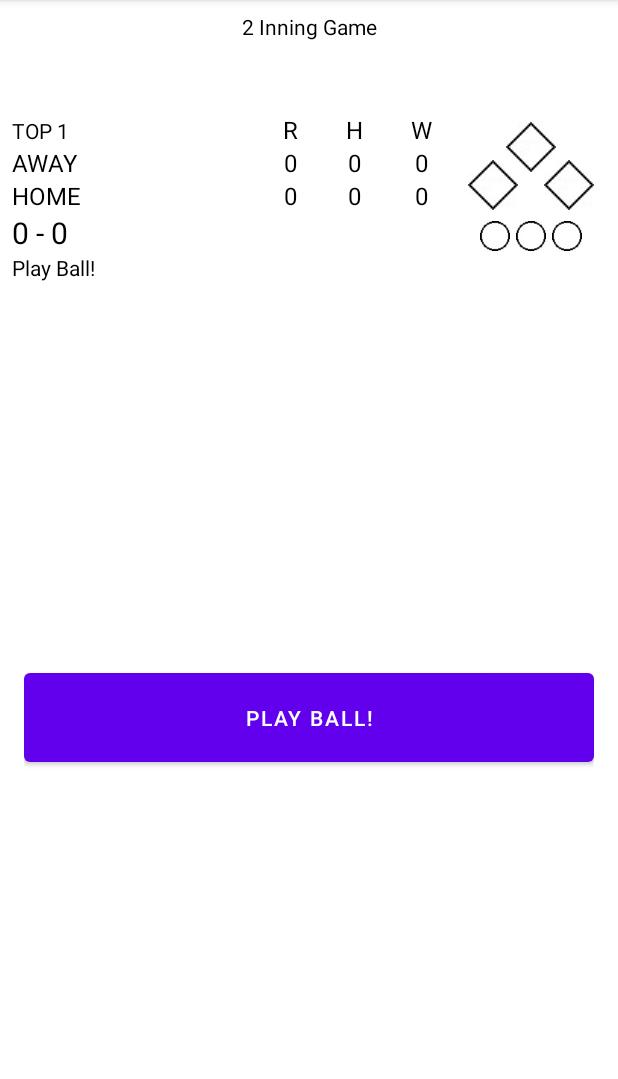
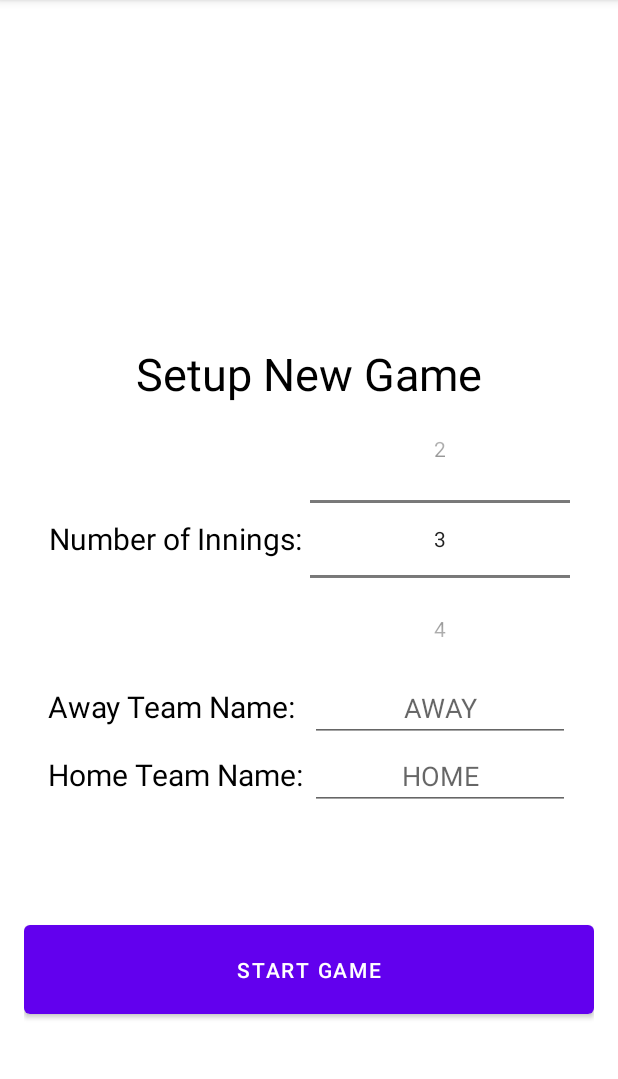
Before and after one commit to corbcoff92/WiffleballScorekeeperApp, an Android app: the screen it shows after launch (GameActivity before the commit, SetupNewGame after it), after a tap on "NEW GAME", on a phone screen of 412 x 824 dp, the part 84-1163 px from its top. Run offline under Robolectric (Android 15) with nearby library versions, the phone set to English and light mode, and no system bars.

Commit message:
Created & implemented an activity to set up new games.

```diff
--- a/app/src/main/java/com/example/wiffleballscorekeeperapp/GameActivity.java
+++ b/app/src/main/java/com/example/wiffleballscorekeeperapp/GameActivity.java
@@ -3,6 +3,7 @@ package com.example.wiffleballscorekeeperapp;
 import androidx.appcompat.app.AppCompatActivity;
 
 import android.annotation.SuppressLint;
+import android.content.Intent;
 import android.os.Bundle;
 import android.view.View;
 import android.widget.Button;
@@ -17,6 +18,9 @@ public class GameActivity extends AppCompatActivity {
 
     private GameAndroid game;
 
+    private TextView heading_display;
+    private TextView away_name_display;
+    private TextView home_name_display;
     private TextView inning_display;
     private TextView home_runs_display;
     private TextView home_hits_display;
@@ -47,7 +51,19 @@ public class GameActivity extends AppCompatActivity {
         super.onCreate(savedInstanceState);
         setContentView(R.layout.activity_game);
 
-        game = new GameAndroid(2, "HOME", "AWAY");
+        Intent intent = getIntent();
+        int numberOfInnings = intent.getIntExtra(SetupNewGame.EXTRA_NUMBER_OF_INNINGS, 0);
+        String away_name = intent.getStringExtra(SetupNewGame.EXTRA_AWAY_NAME);
+        String home_name = intent.getStringExtra(SetupNewGame.EXTRA_HOME_NAME);
+
+        game = new GameAndroid(numberOfInnings, home_name, away_name);
+
+        heading_display = findViewById(R.id.heading_display);
+        away_name_display = findViewById(R.id.away_name_display);
+        home_name_display = findViewById(R.id.home_name_display);
+        heading_display.setText(String.format("%d inning-game", game.getNumInnings()));
+        away_name_display.setText(game.getAwayName());
+        home_name_display.setText(game.getHomeName());
 
         inning_display = findViewById(R.id.inning_display);
         home_runs_display = findViewById(R.id.home_runs_display);
@@ -80,6 +96,7 @@ public class GameActivity extends AppCompatActivity {
         findViewById(R.id.continue_button).setOnClickListener((View view) -> {
             game.continueGame();
             showMenu(pitch_menu);
+            displayGame();
         });
 
         findViewById(R.id.ball_button).setOnClickListener((View view) -> pitchCalled(GameAndroid.PITCH_CALL_TYPES.BALL));
@@ -106,6 +123,8 @@ public class GameActivity extends AppCompatActivity {
         findViewById(R.id.gameover_undo_button).setOnClickListener((View view) -> {
             undoGameAction();
         });
+
+
 
         displayGame();
     }
--- a/app/src/main/java/com/example/wiffleballscorekeeperapp/MainActivity.java
+++ b/app/src/main/java/com/example/wiffleballscorekeeperapp/MainActivity.java
@@ -23,7 +23,7 @@ public class MainActivity extends AppCompatActivity {
 
     private void newGame(View view)
     {
-        Intent intent = new Intent(this, GameActivity.class);
+        Intent intent = new Intent(this, SetupNewGame.class);
         startActivity(intent);
     }
 }
--- /dev/null
+++ b/app/src/main/java/com/example/wiffleballscorekeeperapp/SetupNewGame.java
@@ -0,0 +1,68 @@
+package com.example.wiffleballscorekeeperapp;
+
+import androidx.appcompat.app.AppCompatActivity;
+
+import android.content.Intent;
+import android.os.Bundle;
+import android.text.TextUtils;
+import android.view.View;
+import android.widget.EditText;
+import android.widget.NumberPicker;
+
+public class SetupNewGame extends AppCompatActivity {
+    final private static int DEFAULT_NUMBER_OF_INNINGS = 3;
+    final private static int MAX_NUMBER_OF_INNINGS = 9;
+
+    public static final String EXTRA_NUMBER_OF_INNINGS = "com.example.wiffleballscorekeeperapp.setupnewgame.extra.NUMBER_OF_INNINGS";
+    public static final String EXTRA_AWAY_NAME = "com.example.wiffleballscorekeeperapp.setupnewgame.extra.AWAY_NAME";
+    public static final String EXTRA_HOME_NAME = "com.example.wiffleballscorekeeperapp.setupnewgame.extra.HOME_NAME";
+
+    private NumberPicker numberOfInningsPicker;
+
+
+    @Override
+    protected void onCreate(Bundle savedInstanceState) {
+
+        super.onCreate(savedInstanceState);
+        setContentView(R.layout.activity_setup_new_game);
+
+        numberOfInningsPicker = findViewById(R.id.number_of_innings_picker);
+
+        numberOfInningsPicker.setMinValue(1);
+        numberOfInningsPicker.setMaxValue(MAX_NUMBER_OF_INNINGS);
+        numberOfInningsPicker.setWrapSelectorWheel(false);
+        numberOfInningsPicker.setValue(DEFAULT_NUMBER_OF_INNINGS);
+
+        findViewById(R.id.start_game_button).setOnClickListener((View view) -> launchNewGameActivity());
+
+    }
+
+    private void launchNewGameActivity()
+    {
+        Intent intent = new Intent(this, GameActivity.class);
+        int numberOfInnings = numberOfInningsPicker.getValue();
+
+        EditText away_name_editText = findViewById(R.id.away_name_textEdit);
+        EditText home_name_editText = findViewById(R.id.home_name_textEdit);
+
+        String away_name = getTextWithHintAsDefault(away_name_editText);
+        String home_name = getTextWithHintAsDefault(home_name_editText);
+
+        intent.putExtra(EXTRA_NUMBER_OF_INNINGS, numberOfInnings);
+        intent.putExtra(EXTRA_AWAY_NAME, away_name);
+        intent.putExtra(EXTRA_HOME_NAME, home_name);
+
+        startActivity(intent);
+        finish();
+    }
+
+    private String getTextWithHintAsDefault(EditText editText)
+    {
+        String text = editText.getText().toString();
+        if (TextUtils.isEmpty(text.trim()))
+        {
+            text = editText.getHint().toString();
+        }
+        return text;
+    }
+}
--- a/app/src/main/res/layout/activity_game.xml
+++ b/app/src/main/res/layout/activity_game.xml
@@ -4,7 +4,6 @@
     xmlns:tools="http://schemas.android.com/tools"
     android:layout_width="match_parent"
     android:layout_height="match_parent"
-    android:animateLayoutChanges="true"
     tools:context=".GameActivity">
 
     <TextView
@@ -33,7 +32,6 @@
         android:layout_marginTop="48dp"
         android:layout_marginEnd="8dp"
         android:layout_marginRight="8dp"
-        android:animateLayoutChanges="true"
         app:layout_constraintEnd_toEndOf="parent"
         app:layout_constraintHorizontal_bias="0.0"
         app:layout_constraintStart_toStartOf="parent"
@@ -42,13 +40,11 @@
         <TableLayout
             android:layout_width="wrap_content"
             android:layout_height="wrap_content"
-            android:layout_weight="1"
-            android:animateLayoutChanges="true">
+            android:layout_weight="1">
 
             <TableRow
                 android:layout_width="match_parent"
-                android:layout_height="match_parent"
-                android:animateLayoutChanges="true">
+                android:layout_height="match_parent">
 
                 <TextView
                     android:id="@+id/inning_display"
@@ -85,11 +81,10 @@
 
             <TableRow
                 android:layout_width="wrap_content"
-                android:layout_height="wrap_content"
-                android:animateLayoutChanges="true">
+                android:layout_height="wrap_content">
 
                 <TextView
-                    android:id="@+id/away_name"
+                    android:id="@+id/away_name_display"
                     android:layout_width="wrap_content"
                     android:layout_weight="5"
                     android:text="AWAY"
@@ -126,8 +121,7 @@
 
             <TableRow
                 android:layout_width="match_parent"
-                android:layout_height="wrap_content"
-                android:animateLayoutChanges="true">
+                android:layout_height="wrap_content">
 
                 <TextView
                     android:id="@+id/home_name_display"
@@ -167,8 +161,7 @@
 
             <TableRow
                 android:layout_width="match_parent"
-                android:layout_height="wrap_content"
-                android:animateLayoutChanges="true">
+                android:layout_height="wrap_content">
 
                 <TextView
                     android:id="@+id/count_display"
@@ -182,8 +175,7 @@
 
             <TableRow
                 android:layout_width="match_parent"
-                android:layout_height="match_parent"
-                android:animateLayoutChanges="true">
+                android:layout_height="match_parent">
 
                 <TextView
                     android:id="@+id/message_display"
@@ -200,8 +192,7 @@
 
         <androidx.constraintlayout.widget.ConstraintLayout
             android:layout_width="100dp"
-            android:layout_height="100dp"
-            android:animateLayoutChanges="true">
+            android:layout_height="100dp">
 
             <ImageView
                 android:id="@+id/runner_second_display"
@@ -274,19 +265,17 @@
         android:layout_width="match_parent"
         android:layout_height="wrap_content"
         android:layout_margin="16dp"
-        android:animateLayoutChanges="true"
         android:orientation="vertical"
         android:visibility="gone"
         app:layout_constraintBottom_toBottomOf="parent"
         app:layout_constraintEnd_toEndOf="parent"
         app:layout_constraintStart_toStartOf="parent"
         app:layout_constraintTop_toBottomOf="@+id/game_display"
-        tools:visibility="gone">
+        tools:visibility="visible">
 
         <LinearLayout
             android:layout_width="match_parent"
             android:layout_height="wrap_content"
-            android:animateLayoutChanges="true"
             android:orientation="horizontal">
 
             <Button
@@ -328,7 +317,6 @@
         <LinearLayout
             android:layout_width="match_parent"
             android:layout_height="wrap_content"
-            android:animateLayoutChanges="true"
             android:orientation="horizontal">
 
             <Button
@@ -369,7 +357,6 @@
         android:layout_width="0dp"
         android:layout_height="wrap_content"
         android:layout_margin="16dp"
-        android:animateLayoutChanges="true"
         android:orientation="vertical"
         android:visibility="gone"
         app:layout_constraintBottom_toBottomOf="parent"
@@ -419,7 +406,6 @@
         android:layout_width="0dp"
         android:layout_height="wrap_content"
         android:layout_margin="16dp"
-        android:animateLayoutChanges="true"
         android:orientation="vertical"
         android:visibility="gone"
         app:layout_constraintBottom_toBottomOf="parent"
@@ -457,7 +443,6 @@
         android:layout_height="wrap_content"
         android:layout_margin="16dp"
         android:layout_marginTop="8dp"
-        android:animateLayoutChanges="true"
         android:orientation="vertical"
         android:visibility="gone"
         app:layout_constraintBottom_toBottomOf="parent"
@@ -487,7 +472,6 @@
         android:layout_width="0dp"
         android:layout_height="wrap_content"
         android:layout_margin="16dp"
-        android:animateLayoutChanges="true"
         android:orientation="vertical"
         android:visibility="gone"
         app:layout_constraintBottom_toBottomOf="parent"
@@ -510,13 +494,13 @@
         android:layout_width="0dp"
         android:layout_height="wrap_content"
         android:layout_margin="16dp"
-        android:animateLayoutChanges="true"
         android:orientation="vertical"
         android:visibility="visible"
         app:layout_constraintBottom_toBottomOf="parent"
         app:layout_constraintEnd_toEndOf="parent"
         app:layout_constraintStart_toStartOf="parent"
-        app:layout_constraintTop_toBottomOf="@+id/game_display">
+        app:layout_constraintTop_toBottomOf="@+id/game_display"
+        tools:visibility="gone">
 
         <Button
             android:id="@+id/begin_button"
--- /dev/null
+++ b/app/src/main/res/layout/activity_setup_new_game.xml
@@ -0,0 +1,115 @@
+<?xml version="1.0" encoding="utf-8"?>
+<androidx.constraintlayout.widget.ConstraintLayout xmlns:android="http://schemas.android.com/apk/res/android"
+    xmlns:app="http://schemas.android.com/apk/res-auto"
+    xmlns:tools="http://schemas.android.com/tools"
+    android:layout_width="match_parent"
+    android:layout_height="match_parent"
+    android:layout_margin="16dp"
+    tools:context=".SetupNewGame">
+
+    <TableLayout
+        android:id="@+id/tableLayout"
+        android:layout_width="match_parent"
+        android:layout_height="wrap_content"
+        android:layout_margin="16dp"
+        app:layout_constraintBottom_toBottomOf="parent"
+        app:layout_constraintEnd_toEndOf="parent"
+        app:layout_constraintStart_toStartOf="parent"
+        app:layout_constraintTop_toTopOf="parent">
+
+        <TableRow
+            android:layout_width="match_parent"
+            android:layout_height="wrap_content"
+            android:gravity="center">
+
+            <TextView
+                android:layout_width="match_parent"
+                android:layout_height="match_parent"
+                android:layout_span="2"
+                android:gravity="center"
+                android:text="Setup New Game"
+                android:textColor="@color/black"
+                android:textSize="30sp" />
+        </TableRow>
+
+        <TableRow
+            android:layout_width="match_parent"
+            android:layout_height="match_parent">
+
+            <TextView
+                android:layout_width="wrap_content"
+                android:layout_height="match_parent"
+                android:gravity="center"
+                android:text="Number of Innings: "
+                android:textColor="@color/black"
+                android:textSize="20sp" />
+
+            <NumberPicker
+                android:id="@+id/number_of_innings_picker"
+                android:layout_width="wrap_content"
+                android:layout_height="wrap_content"
+                android:layout_weight="1" />
+        </TableRow>
+
+        <TableRow
+            android:layout_width="match_parent"
+            android:layout_height="wrap_content">
+
+            <TextView
+                android:layout_width="wrap_content"
+                android:layout_height="wrap_content"
+                android:text="Away Team Name: "
+                android:textColor="@color/black"
+                android:textSize="20sp" />
+
+            <EditText
+                android:id="@+id/away_name_textEdit"
+                android:layout_width="match_parent"
+                android:layout_height="wrap_content"
+                android:layout_weight="1"
+                android:gravity="center"
+                android:maxLength="15"
+                android:hint="AWAY"
+                android:inputType="textCapCharacters" />
+
+        </TableRow>
+
+        <TableRow
+            android:layout_width="match_parent"
+            android:layout_height="wrap_content">
+
+            <TextView
+                android:layout_width="wrap_content"
+                android:layout_height="wrap_content"
+                android:text="Home Team Name: "
+                android:textColor="@color/black"
+                android:textSize="20sp" />
+
+            <EditText
+                android:id="@+id/home_name_textEdit"
+                android:layout_width="match_parent"
+                android:layout_height="wrap_content"
+                android:layout_weight="1"
+                android:gravity="center"
+                android:maxLength="15"
+                android:hint="HOME"
+                android:inputType="textCapCharacters" />
+        </TableRow>
+
+    </TableLayout>
+
+    <Button
+        android:id="@+id/start_game_button"
+        android:layout_width="match_parent"
+        android:layout_height="wrap_content"
+        android:layout_marginTop="16dp"
+        android:layout_marginBottom="16dp"
+        android:paddingTop="20dp"
+        android:paddingBottom="20dp"
+        android:text="Start Game"
+        app:layout_constraintBottom_toBottomOf="parent"
+        app:layout_constraintEnd_toEndOf="parent"
+        app:layout_constraintStart_toStartOf="parent"
+        app:layout_constraintTop_toBottomOf="@+id/tableLayout" />
+
+</androidx.constraintlayout.widget.ConstraintLayout>
```
Also changed, not shown: app/src/main/AndroidManifest.xml (+6 -3 lines).
